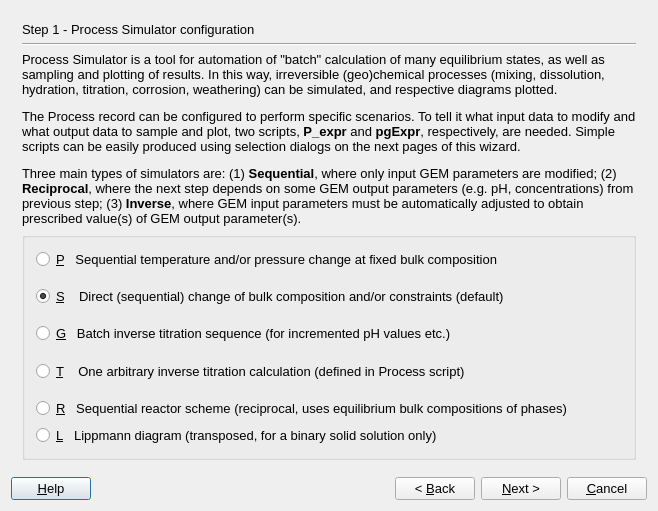
gemshub/GEMSGUI, file gems3/vizor4/dlg4/ProcessWizard4.ui: the form before one commit.
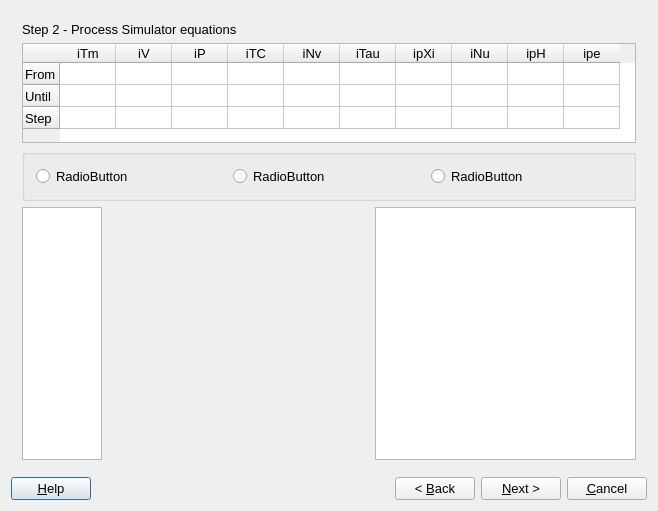
The form after the commit.

Commit message: Added default scripts for Process type P and S (SD)

Patch:
```diff
--- a/gems3/vizor4/dlg4/ProcessWizard4.ui
+++ b/gems3/vizor4/dlg4/ProcessWizard4.ui
@@ -37,7 +37,7 @@
       <enum>QFrame::Plain</enum>
      </property>
      <property name="currentIndex">
-      <number>0</number>
+      <number>1</number>
      </property>
      <widget class="QWidget" name="page">
       <layout class="QVBoxLayout" name="verticalLayout_3">
@@ -258,6 +258,258 @@
        </item>
       </layout>
      </widget>
+     <widget class="QWidget" name="page_6">
+      <layout class="QGridLayout" name="gridLayout">
+       <item row="0" column="0" colspan="2">
+        <widget class="QLabel" name="pageName_2">
+         <property name="sizePolicy">
+          <sizepolicy hsizetype="Preferred" vsizetype="Fixed">
+           <horstretch>0</horstretch>
+           <verstretch>0</verstretch>
+          </sizepolicy>
+         </property>
+         <property name="text">
+          <string>Step 2 - Process Simulator equations</string>
+         </property>
+        </widget>
+       </item>
+       <item row="1" column="0" colspan="3">
+        <widget class="QTableWidget" name="tIters">
+         <property name="sizePolicy">
+          <sizepolicy hsizetype="Expanding" vsizetype="Fixed">
+           <horstretch>0</horstretch>
+           <verstretch>0</verstretch>
+          </sizepolicy>
+         </property>
+         <property name="minimumSize">
+          <size>
+           <width>0</width>
+           <height>100</height>
+          </size>
+         </property>
+         <property name="maximumSize">
+          <size>
+           <width>16777215</width>
+           <height>100</height>
+          </size>
+         </property>
+         <property name="font">
+          <font>
+           <pointsize>10</pointsize>
+          </font>
+         </property>
+         <property name="layoutDirection">
+          <enum>Qt::LeftToRight</enum>
+         </property>
+         <property name="textElideMode">
+          <enum>Qt::ElideLeft</enum>
+         </property>
+         <attribute name="horizontalHeaderDefaultSectionSize">
+          <number>56</number>
+         </attribute>
+         <attribute name="horizontalHeaderMinimumSectionSize">
+          <number>10</number>
+         </attribute>
+         <attribute name="verticalHeaderDefaultSectionSize">
+          <number>22</number>
+         </attribute>
+         <attribute name="verticalHeaderHighlightSections">
+          <bool>false</bool>
+         </attribute>
+         <row>
+          <property name="text">
+           <string>From</string>
+          </property>
+         </row>
+         <row>
+          <property name="text">
+           <string>Until</string>
+          </property>
+         </row>
+         <row>
+          <property name="text">
+           <string>Step</string>
+          </property>
+         </row>
+         <column>
+          <property name="text">
+           <string>iTm</string>
+          </property>
+          <property name="font">
+           <font>
+            <pointsize>10</pointsize>
+           </font>
+          </property>
+         </column>
+         <column>
+          <property name="text">
+           <string>iV</string>
+          </property>
+          <property name="font">
+           <font>
+            <pointsize>10</pointsize>
+           </font>
+          </property>
+         </column>
+         <column>
+          <property name="text">
+           <string>iP</string>
+          </property>
+          <property name="font">
+           <font>
+            <pointsize>10</pointsize>
+           </font>
+          </property>
+         </column>
+         <column>
+          <property name="text">
+           <string>iTC</string>
+          </property>
+          <property name="font">
+           <font>
+            <pointsize>10</pointsize>
+           </font>
+          </property>
+         </column>
+         <column>
+          <property name="text">
+           <string>iNv</string>
+          </property>
+          <property name="font">
+           <font>
+            <pointsize>10</pointsize>
+           </font>
+          </property>
+         </column>
+         <column>
+          <property name="text">
+           <string>iTau</string>
+          </property>
+          <property name="font">
+           <font>
+            <pointsize>10</pointsize>
+           </font>
+          </property>
+         </column>
+         <column>
+          <property name="text">
+           <string>ipXi</string>
+          </property>
+          <property name="font">
+           <font>
+            <pointsize>10</pointsize>
+           </font>
+          </property>
+         </column>
+         <column>
+          <property name="text">
+           <string>iNu</string>
+          </property>
+          <property name="font">
+           <font>
+            <pointsize>10</pointsize>
+           </font>
+          </property>
+         </column>
+         <column>
+          <property name="text">
+           <string>ipH</string>
+          </property>
+          <property name="font">
+           <font>
+            <pointsize>10</pointsize>
+           </font>
+          </property>
+         </column>
+         <column>
+          <property name="text">
+           <string>ipe</string>
+          </property>
+          <property name="font">
+           <font>
+            <pointsize>10</pointsize>
+           </font>
+          </property>
+         </column>
+         <item row="0" column="0">
+          <property name="text">
+           <string/>
+          </property>
+          <property name="textAlignment">
+           <set>AlignRight|AlignVCenter</set>
+          </property>
+         </item>
+        </widget>
+       </item>
+       <item row="2" column="0" colspan="3">
+        <widget class="QGroupBox" name="boxTypes">
+         <property name="title">
+          <string/>
+         </property>
+         <layout class="QHBoxLayout" name="horizontalLayout">
+          <item>
+           <widget class="QRadioButton" name="sub1">
+            <property name="text">
+             <string>RadioButton</string>
+            </property>
+           </widget>
+          </item>
+          <item>
+           <widget class="QRadioButton" name="sub2">
+            <property name="text">
+             <string>RadioButton</string>
+            </property>
+           </widget>
+          </item>
+          <item>
+           <widget class="QRadioButton" name="sub3">
+            <property name="text">
+             <string>RadioButton</string>
+            </property>
+           </widget>
+          </item>
+         </layout>
+        </widget>
+       </item>
+       <item row="3" column="0">
+        <widget class="QListWidget" name="listObj">
+         <property name="sizePolicy">
+          <sizepolicy hsizetype="Fixed" vsizetype="Expanding">
+           <horstretch>0</horstretch>
+           <verstretch>0</verstretch>
+          </sizepolicy>
+         </property>
+         <property name="minimumSize">
+          <size>
+           <width>80</width>
+           <height>0</height>
+          </size>
+         </property>
+         <property name="maximumSize">
+          <size>
+           <width>80</width>
+           <height>16777215</height>
+          </size>
+         </property>
+         <property name="font">
+          <font>
+           <pointsize>10</pointsize>
+          </font>
+         </property>
+        </widget>
+       </item>
+       <item row="3" column="1">
+        <widget class="QStackedWidget" name="pageLists"/>
+       </item>
+       <item row="3" column="2">
+        <widget class="QTextEdit" name="textEquat1">
+         <property name="readOnly">
+          <bool>true</bool>
+         </property>
+        </widget>
+       </item>
+      </layout>
+     </widget>
      <widget class="QWidget" name="page_5">
       <layout class="QVBoxLayout" name="verticalLayout">
        <item>
```
Left out of the diff: 8 changed lines with no effect on the pictures. The commit also changes 7 other files.
